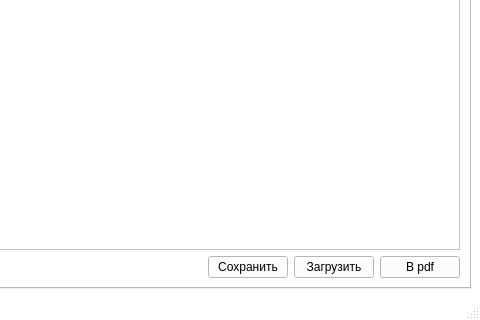
Qt form mainwindow.ui (egor0665/VKBR) before a commit; both pictures show x 786 to 1266 and y 477 to 797 of the 1266 by 797 pixel window.
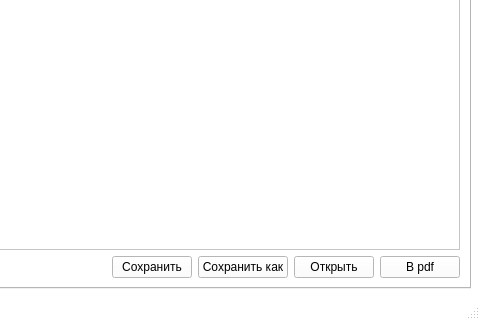
The same form after that commit. Custom widgets are drawn as their Qt base class.

What changed in the file:
```diff
--- a/mainwindow.ui
+++ b/mainwindow.ui
@@ -563,10 +563,17 @@
                 </property>
                </widget>
               </item>
+              <item>
+               <widget class="QPushButton" name="pushButton_17">
+                <property name="text">
+                 <string>Сохранить как</string>
+                </property>
+               </widget>
+              </item>
               <item>
                <widget class="QPushButton" name="pushButton_14">
                 <property name="text">
-                 <string>Загрузить</string>
+                 <string>Открыть</string>
                 </property>
                </widget>
               </item>
```
